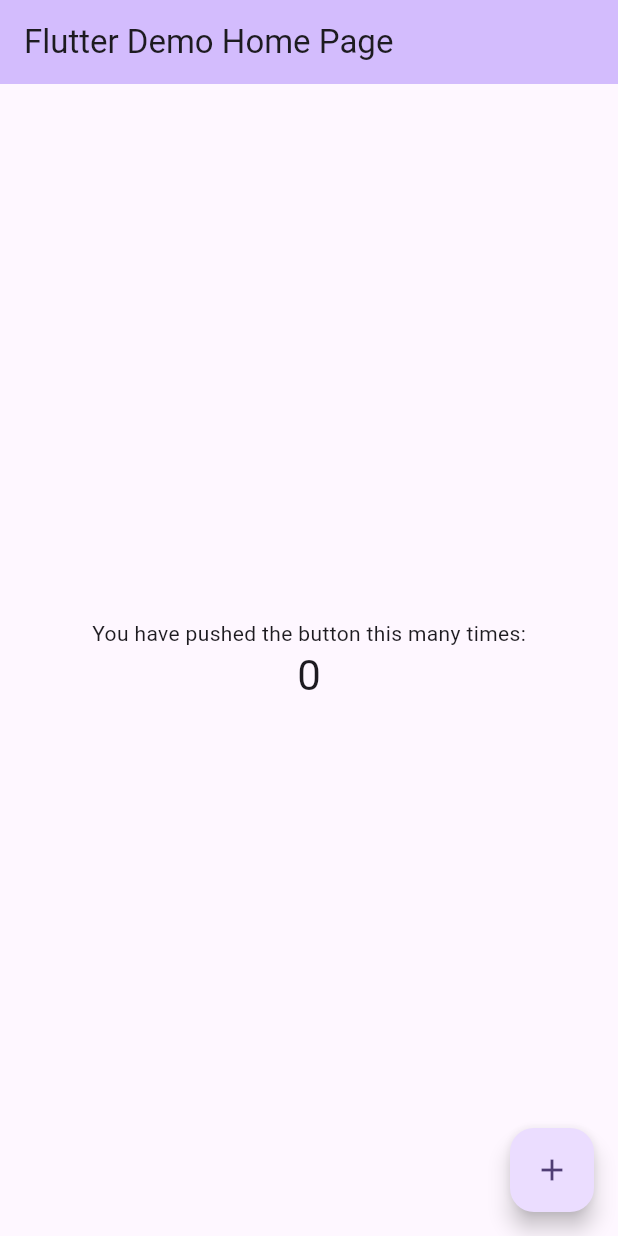
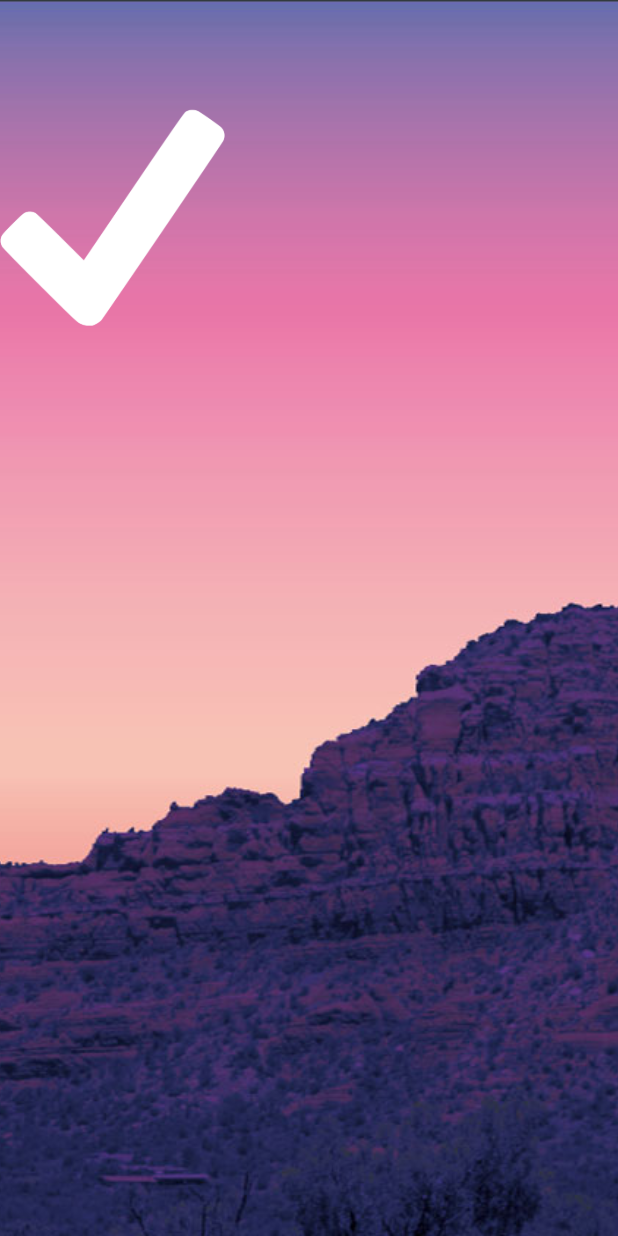
Before and after one commit to iraponan/login_animated, a Flutter app: the screen it shows after launch, on a phone screen of 412 x 824 dp. Run offline on Flutter 3.47's test engine with Material 3 defaults, Android fonts, the light colour scheme and no system bars.

Commit message:
Criando a tela de login.

```diff
--- a/lib/main.dart
+++ b/lib/main.dart
@@ -1,125 +1,10 @@
 import 'package:flutter/material.dart';
+import 'package:login_animated/pages/login/login.dart';
 
 void main() {
-  runApp(const MyApp());
+  runApp(const MaterialApp(
+    title: 'Login Page Animated',
+    debugShowCheckedModeBanner: false,
+    home: LoginPage(),
+  ));
 }
-
-class MyApp extends StatelessWidget {
-  const MyApp({super.key});
-
-  // This widget is the root of your application.
-  @override
-  Widget build(BuildContext context) {
-    return MaterialApp(
-      title: 'Flutter Demo',
-      theme: ThemeData(
-        // This is the theme of your application.
-        //
-        // TRY THIS: Try running your application with "flutter run". You'll see
-        // the application has a purple toolbar. Then, without quitting the app,
-        // try changing the seedColor in the colorScheme below to Colors.green
-        // and then invoke "hot reload" (save your changes or press the "hot
-        // reload" button in a Flutter-supported IDE, or press "r" if you used
-        // the command line to start the app).
-        //
-        // Notice that the counter didn't reset back to zero; the application
-        // state is not lost during the reload. To reset the state, use hot
-        // restart instead.
-        //
-        // This works for code too, not just values: Most code changes can be
-        // tested with just a hot reload.
-        colorScheme: ColorScheme.fromSeed(seedColor: Colors.deepPurple),
-        useMaterial3: true,
-      ),
-      home: const MyHomePage(title: 'Flutter Demo Home Page'),
-    );
-  }
-}
-
-class MyHomePage extends StatefulWidget {
-  const MyHomePage({super.key, required this.title});
-
-  // This widget is the home page of your application. It is stateful, meaning
-  // that it has a State object (defined below) that contains fields that affect
-  // how it looks.
-
-  // This class is the configuration for the state. It holds the values (in this
-  // case the title) provided by the parent (in this case the App widget) and
-  // used by the build method of the State. Fields in a Widget subclass are
-  // always marked "final".
-
-  final String title;
-
-  @override
-  State<MyHomePage> createState() => _MyHomePageState();
-}
-
-class _MyHomePageState extends State<MyHomePage> {
-  int _counter = 0;
-
-  void _incrementCounter() {
-    setState(() {
-      // This call to setState tells the Flutter framework that something has
-      // changed in this State, which causes it to rerun the build method below
-      // so that the display can reflect the updated values. If we changed
-      // _counter without calling setState(), then the build method would not be
-      // called again, and so nothing would appear to happen.
-      _counter++;
-    });
-  }
-
-  @override
-  Widget build(BuildContext context) {
-    // This method is rerun every time setState is called, for instance as done
-    // by the _incrementCounter method above.
-    //
-    // The Flutter framework has been optimized to make rerunning build methods
-    // fast, so that you can just rebuild anything that needs updating rather
-    // than having to individually change instances of widgets.
-    return Scaffold(
-      appBar: AppBar(
-        // TRY THIS: Try changing the color here to a specific color (to
-        // Colors.amber, perhaps?) and trigger a hot reload to see the AppBar
-        // change color while the other colors stay the same.
-        backgroundColor: Theme.of(context).colorScheme.inversePrimary,
-        // Here we take the value from the MyHomePage object that was created by
-        // the App.build method, and use it to set our appbar title.
-        title: Text(widget.title),
-      ),
-      body: Center(
-        // Center is a layout widget. It takes a single child and positions it
-        // in the middle of the parent.
-        child: Column(
-          // Column is also a layout widget. It takes a list of children and
-          // arranges them vertically. By default, it sizes itself to fit its
-          // children horizontally, and tries to be as tall as its parent.
-          //
-          // Column has various properties to control how it sizes itself and
-          // how it positions its children. Here we use mainAxisAlignment to
-          // center the children vertically; the main axis here is the vertical
-          // axis because Columns are vertical (the cross axis would be
-          // horizontal).
-          //
-          // TRY THIS: Invoke "debug painting" (choose the "Toggle Debug Paint"
-          // action in the IDE, or press "p" in the console), to see the
-          // wireframe for each widget.
-          mainAxisAlignment: MainAxisAlignment.center,
-          children: <Widget>[
-            const Text(
-              'You have pushed the button this many times:',
-            ),
-            Text(
-              '$_counter',
-              style: Theme.of(context).textTheme.headlineMedium,
-            ),
-          ],
-        ),
-      ),
-      floatingActionButton: FloatingActionButton(
-        onPressed: _incrementCounter,
-        tooltip: 'Increment',
-        child: const Icon(Icons.add),
-      ), // This trailing comma makes auto-formatting nicer for build methods.
-    );
-  }
-}
--- /dev/null
+++ b/lib/pages/login/login.dart
@@ -0,0 +1,46 @@
+import 'package:flutter/material.dart';
+
+class LoginPage extends StatefulWidget {
+  const LoginPage({super.key});
+
+  @override
+  State<LoginPage> createState() => _LoginPageState();
+}
+
+class _LoginPageState extends State<LoginPage> {
+  @override
+  Widget build(BuildContext context) {
+    return Scaffold(
+      body: Container(
+        decoration: const BoxDecoration(
+          image: DecorationImage(
+            image: AssetImage('assets/images/background.jpg'),
+            fit: BoxFit.cover,
+          ),
+        ),
+        child: ListView(
+          padding: EdgeInsets.zero,
+          children: [
+            Stack(
+              children: [
+                Column(
+                  children: [
+                    Padding(
+                      padding: const EdgeInsets.only(top: 70, bottom: 32),
+                      child: Image.asset(
+                        'assets/images/tickicon.png',
+                        width: 150,
+                        height: 150,
+                        fit: BoxFit.contain,
+                      ),
+                    ),
+                  ],
+                ),
+              ],
+            ),
+          ],
+        ),
+      ),
+    );
+  }
+}
--- /dev/null
+++ b/lib/pages/login/widgets/form_container.dart
@@ -0,0 +1,19 @@
+import 'package:flutter/material.dart';
+
+class FormContainer extends StatelessWidget {
+  const FormContainer({super.key});
+
+  @override
+  Widget build(BuildContext context) {
+    return Container(
+      margin: const EdgeInsets.symmetric(horizontal: 20),
+      child: Form(
+        child: Column(
+          children: [
+
+          ],
+        ),
+      ),
+    );
+  }
+}
```
Also changed, not shown: pubspec.yaml (+18 -1 lines), assets/icon/icon.png (added), assets/images/background.jpg (added), assets/images/perfil.jpg (added), assets/images/tickicon.png (added), lib/generated/assets.dart (added), pubspec.lock, 35 other files.
